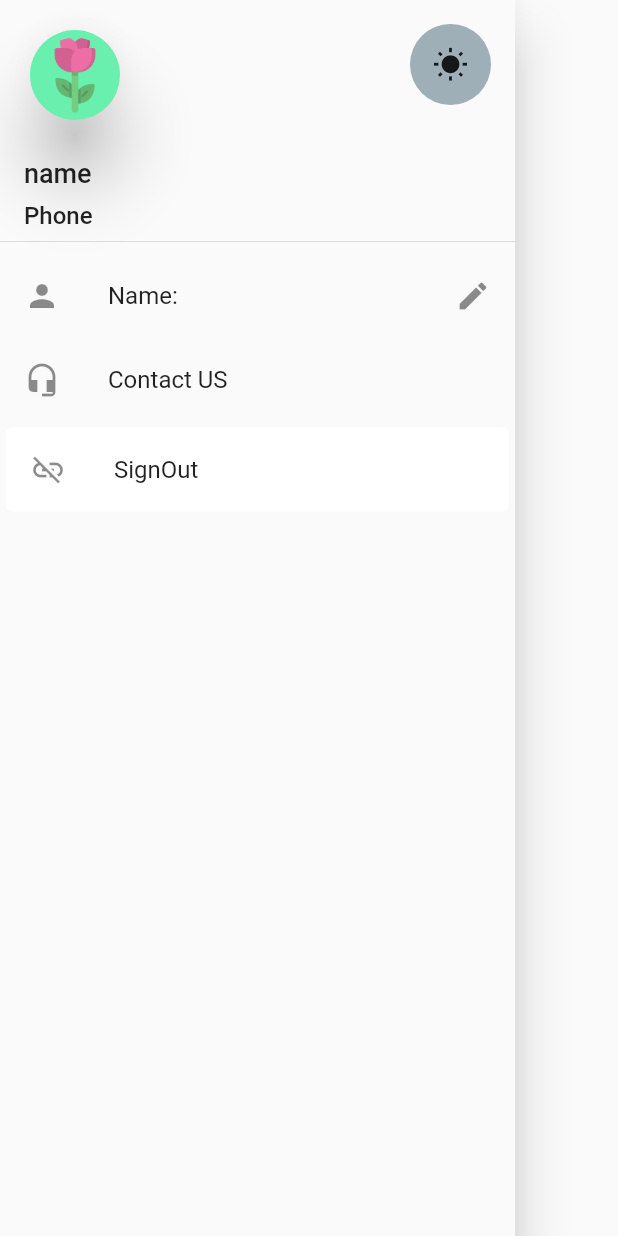
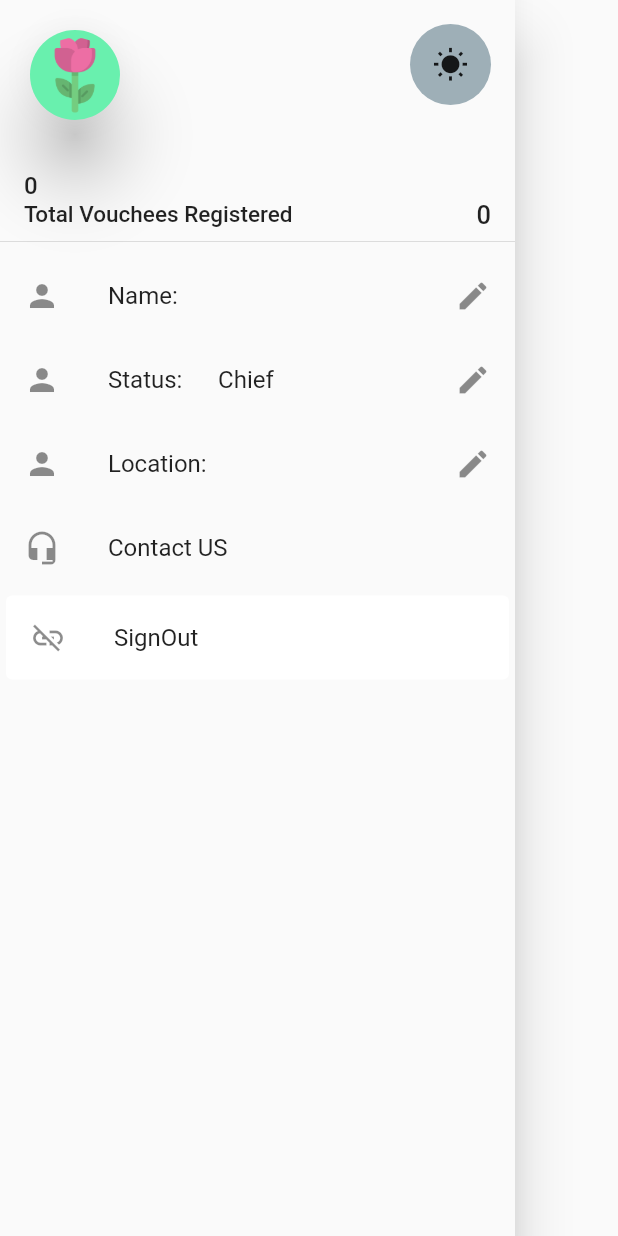
Before and after one commit to DavidMtundi/DigitalIdentityFinalProject, a Flutter app: the ChiefDrawer widget shown alone on an empty page, opened directly, on a phone screen of 412 x 824 dp. Run offline on Flutter 3.47's test engine with Material 2 defaults, Android fonts, the phone set to English and light mode, and no system bars; our stand-ins replace cached_network_image, cloud_firestore, dropdown_button2, file_picker, firebase_auth, firebase_core and 8 more; missing offline and left inert: advance_image_picker, flutter_downloader, twilio_flutter; accounts and stored records are empty.

Commit message:
Chief Added

```diff
--- a/jaziadigitalid/lib/DigitalId/Screens/ChiefScreen/GridViewList.dart
+++ b/jaziadigitalid/lib/DigitalId/Screens/ChiefScreen/GridViewList.dart
@@ -24,7 +24,7 @@ class _GridWidgetState extends State<GridWidget> {
     return StreamBuilder<QuerySnapshot>(
         stream: firestore
             .collection('DigitalIdentity')
-            .doc(chiefUserId)
+            .doc("ChiefId")
             .collection("Vouched")
             .snapshots(),
         builder: (context, AsyncSnapshot<QuerySnapshot> snapshot) =>
--- a/jaziadigitalid/lib/DigitalId/Screens/ChiefScreen/MainScreenChief.dart
+++ b/jaziadigitalid/lib/DigitalId/Screens/ChiefScreen/MainScreenChief.dart
@@ -15,6 +15,7 @@ class _MainScreenChiefState extends State<MainScreenChief> {
     return Scaffold(
       appBar: AppBar(
         backgroundColor: Colors.black45,
+        title: Text("Chief Main Page"),
       ),
       drawer: const ChiefDrawer(),
       body: Container(
--- a/jaziadigitalid/lib/DigitalId/Screens/ChiefScreen/chiefDrawer.dart
+++ b/jaziadigitalid/lib/DigitalId/Screens/ChiefScreen/chiefDrawer.dart
@@ -1,13 +1,58 @@
 import 'package:flutter/material.dart';
+import 'package:jaziadigitalid/DigitalId/Screens/AuthScreens/authservice.dart';
 import 'package:jaziadigitalid/DigitalId/Screens/AuthScreens/authserviceupdated.dart';
-import 'package:jaziadigitalid/DigitalId/Screens/AuthScreens/ChiefLoginDialog.dart';
 import 'package:jaziadigitalid/DigitalId/Screens/AuthScreens/loginwithGoogle.dart';
-import 'package:jaziadigitalid/DigitalId/Screens/multistageform.dart';
 
-class ChiefDrawer extends StatelessWidget {
+class ChiefDrawer extends StatefulWidget {
   const ChiefDrawer({
     Key? key,
   }) : super(key: key);
+
+  @override
+  State<ChiefDrawer> createState() => _ChiefDrawerState();
+}
+
+class _ChiefDrawerState extends State<ChiefDrawer> {
+  int totalCount = 0;
+  String chiefname = "", phoneNumber = "0";
+  @override
+  void initState() {
+    super.initState();
+    findCountPersonRegistered();
+  }
+
+  int count = 0;
+  Future findCountPersonRegistered() async {
+    await firestore
+        .collection('DigitalIdentity')
+        .doc("ChiefId")
+        .collection("Vouched")
+        .get()
+        .then((value) {
+      setState(() {
+        count = value.docs.length;
+      });
+    });
+    // .snapshots()
+    // .length;
+
+    await firestore
+        .collection('DigitalIdentity')
+        .doc("ChiefId")
+        .get()
+        .then((value) {
+      setState(() {
+        chiefname = value["name"];
+        phoneNumber = value["phone"];
+      });
+    });
+
+    setState(() {
+      totalCount = count;
+    });
+
+    //return count;
+  }
 
   @override
   Widget build(BuildContext context) {
@@ -47,21 +92,34 @@ class ChiefDrawer extends StatelessWidget {
                       child: Column(
                         mainAxisAlignment: MainAxisAlignment.end,
                         crossAxisAlignment: CrossAxisAlignment.start,
-                        children: const [
+                        children: [
                           Padding(
                             padding: EdgeInsets.only(left: 0.0, bottom: 8),
                             child: Text(
-                              'name',
+                              chiefname,
                               overflow: TextOverflow.ellipsis,
                               style: TextStyle(fontSize: 18),
                             ),
                           ),
                           Text(
-                            'Phone',
+                            phoneNumber,
                             overflow: TextOverflow.ellipsis,
                             style: TextStyle(
                               fontSize: 16,
                             ),
+                          ),
+                          Row(
+                            mainAxisAlignment: MainAxisAlignment.spaceBetween,
+                            children: [
+                              Text(
+                                "Total Vouchees Registered",
+                                style: TextStyle(fontSize: 15),
+                              ),
+                              Text(
+                                count.toString(),
+                                style: TextStyle(fontSize: 17),
+                              )
+                            ],
                           )
                         ],
                       ),
@@ -89,7 +147,26 @@ class ChiefDrawer extends StatelessWidget {
                 ),
               ),
               ListTile(
-                title: const Text('Name: '),
+                title: Row(
+                  mainAxisAlignment: MainAxisAlignment.spaceBetween,
+                  children: [Text('Name: '), Text(chiefname)],
+                ),
+                leading: const Icon(Icons.person),
+                onTap: () {
+                  // Navigator.pushNamed(context, '/sixth');
+                },
+                trailing: const Icon(Icons.edit),
+              ),
+              ListTile(
+                title: const Text('Status:      Chief '),
+                leading: const Icon(Icons.person),
+                onTap: () {
+                  // Navigator.pushNamed(context, '/sixth');
+                },
+                trailing: const Icon(Icons.edit),
+              ),
+              ListTile(
+                title: const Text('Location: '),
                 leading: const Icon(Icons.person),
                 onTap: () {
                   // Navigator.pushNamed(context, '/sixth');
```
Also changed, not shown: 1 other file.
